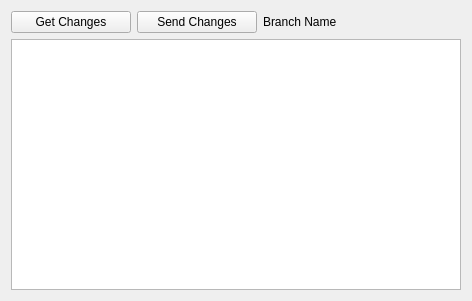
Above: meg_runtime/ui/repopanel.ui from ibedard16/Runtime before the change. Below: the same form after it.
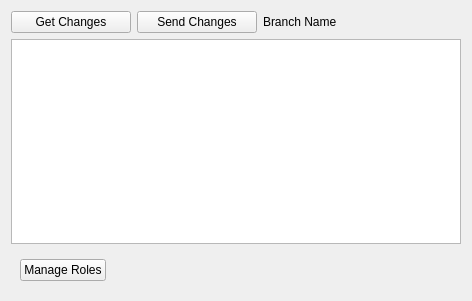
That is the form after the change.

Diff of the .ui file:
```diff
--- a/meg_runtime/ui/repopanel.ui
+++ b/meg_runtime/ui/repopanel.ui
@@ -108,6 +108,38 @@
      </attribute>
     </widget>
    </item>
+   <item>
+    <widget class="QWidget" name="horizontalWidget_2" native="true">
+     <property name="minimumSize">
+      <size>
+       <width>0</width>
+       <height>0</height>
+      </size>
+     </property>
+     <layout class="QHBoxLayout" name="horizontalLayout_2">
+      <item>
+       <widget class="QPushButton" name="manageRoles">
+        <property name="text">
+         <string>Manage Roles</string>
+        </property>
+       </widget>
+      </item>
+      <item>
+       <spacer name="horizontalSpacer">
+        <property name="orientation">
+         <enum>Qt::Horizontal</enum>
+        </property>
+        <property name="sizeHint" stdset="0">
+         <size>
+          <width>40</width>
+          <height>20</height>
+         </size>
+        </property>
+       </spacer>
+      </item>
+     </layout>
+    </widget>
+   </item>
   </layout>
  </widget>
  <resources/>
```
